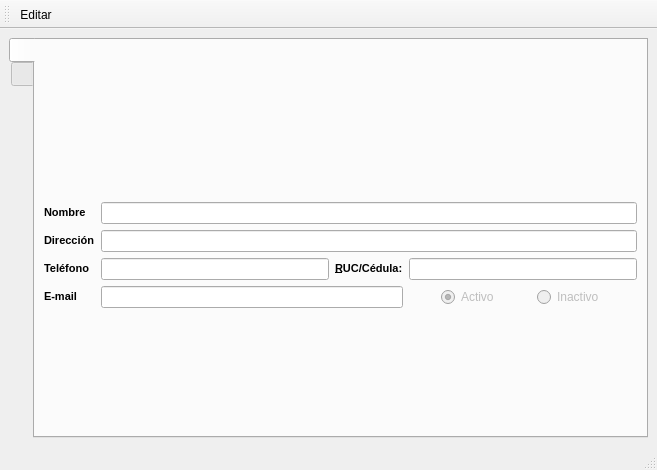
First picture: the form in src/ui/persona.ui, repository armonge/EsquipulasPy, before the edit.
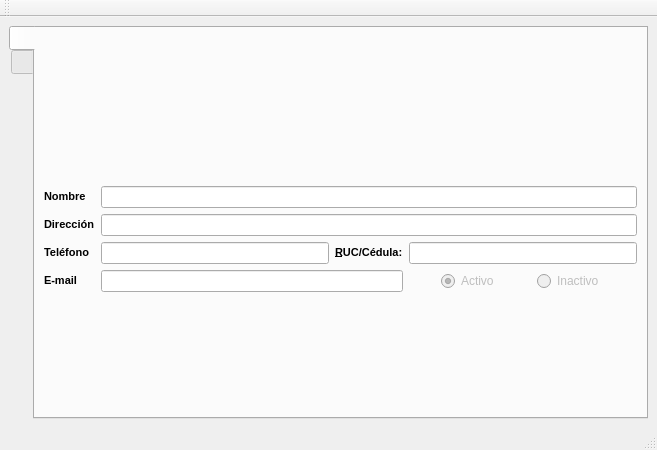
Second picture: the form after the edit. Icons and pictures are not drawn.

Commit message: - Se corrigio un bug en el formulario persona, mostraba de titulo en la ventana "Arqueo" - Preliminarmente funciona Arqueo, todavia no  ha sigo probado extensivamente

What changed in the file:
```diff
--- a/src/ui/persona.ui
+++ b/src/ui/persona.ui
@@ -7,9 +7,15 @@
     <x>0</x>
     <y>0</y>
     <width>657</width>
-    <height>470</height>
+    <height>450</height>
    </rect>
   </property>
+  <property name="maximumSize">
+   <size>
+    <width>16777215</width>
+    <height>450</height>
+   </size>
+  </property>
   <property name="windowTitle">
    <string>Arqueo</string>
   </property>
@@ -17,12 +23,6 @@
    <layout class="QVBoxLayout" name="verticalLayout_3">
     <item>
      <widget class="QTabWidget" name="tabWidget">
-      <property name="maximumSize">
-       <size>
-        <width>16777215</width>
-        <height>400</height>
-       </size>
-      </property>
       <property name="tabPosition">
        <enum>QTabWidget::West</enum>
       </property>
@@ -310,20 +310,7 @@
    <attribute name="toolBarBreak">
     <bool>false</bool>
    </attribute>
-   <addaction name="actionEditar"/>
   </widget>
-  <action name="actionEditar">
-   <property name="icon">
-    <iconset resource="res.qrc">
-     <normaloff>:/icons/res/document-edit.png</normaloff>:/icons/res/document-edit.png</iconset>
-   </property>
-   <property name="text">
-    <string>Editar</string>
-   </property>
-   <property name="toolTip">
-    <string>Editar</string>
-   </property>
-  </action>
  </widget>
  <resources>
   <include location="res.qrc"/>
```
Left out of the diff: 2 changed lines with no effect on the pictures. The commit also changes 9 other files.
